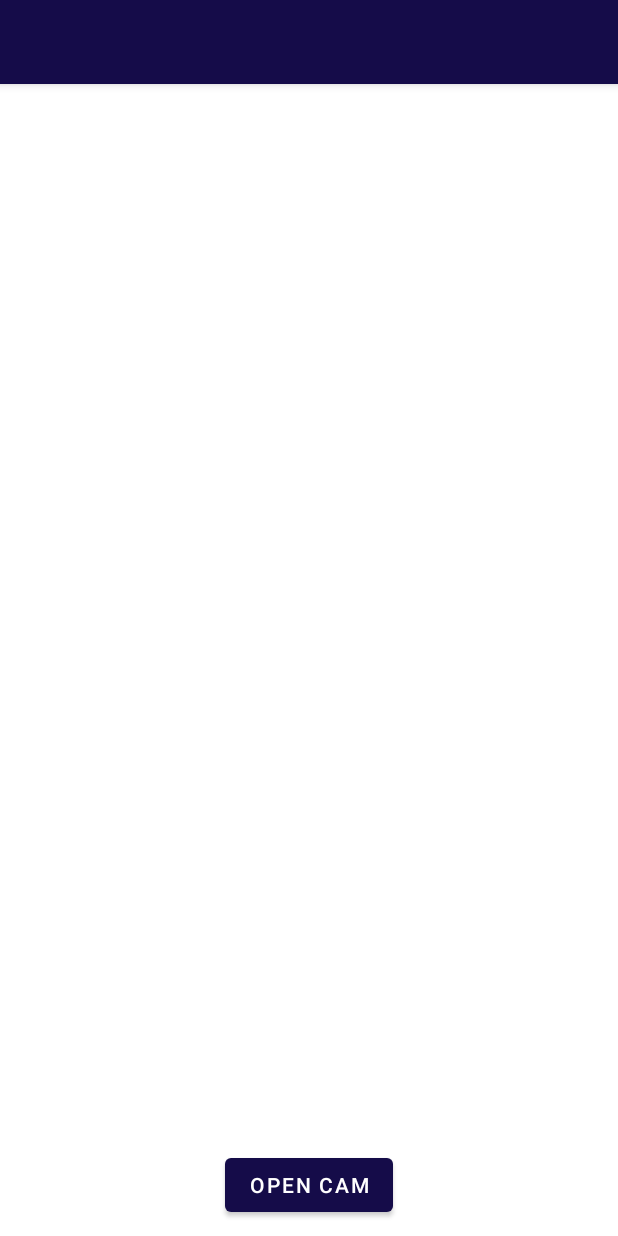
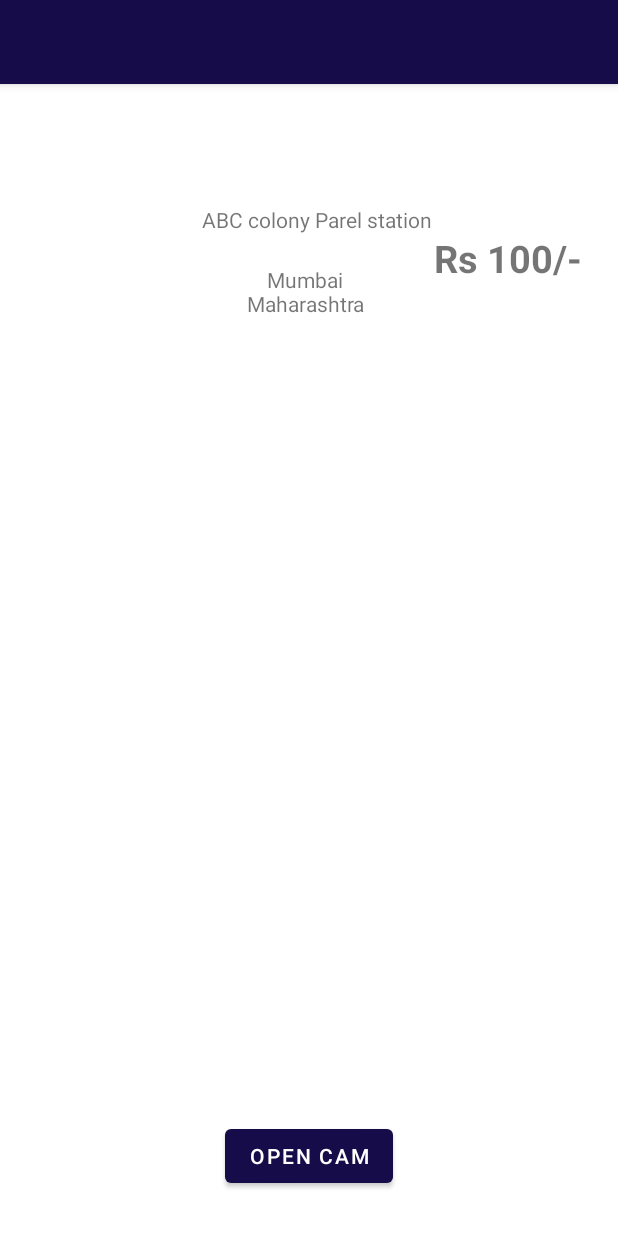
Before and after one commit to DevangShetye/LoginPage2, an Android app: the CameraActivity screen opened directly, with no data from a screen before it, on a phone screen of 412 x 824 dp. Run offline under Robolectric (Android 15) with nearby library versions, the phone set to English and light mode, and no system bars.

Commit message:
7th oct
changes in cameraActivity

```diff
--- /dev/null
+++ b/app/src/main/res/drawable/ic_splash2screen.xml
@@ -0,0 +1,3 @@
+<vector android:autoMirrored="true" android:height="640dp"
+    android:viewportHeight="640" android:viewportWidth="360"
+    android:width="360dp" xmlns:android="http://schemas.android.com/apk/res/android"/>
--- a/app/src/main/res/drawable/limitbutton.xml
+++ b/app/src/main/res/drawable/limitbutton.xml
@@ -1,7 +1,7 @@
 <?xml version="1.0" encoding="utf-8"?>
 <shape xmlns:android="http://schemas.android.com/apk/res/android"
     android:shape="rectangle">
-    <solid android:color="@color/appBackgroundBlue"/>
-    <corners android:radius="6dp"/>
+    <solid android:color="@color/appBackgroundBlue" />
+    <corners android:radius="10dp"/>
 
 </shape>
--- a/app/src/main/res/layout/activity_camera.xml
+++ b/app/src/main/res/layout/activity_camera.xml
@@ -9,18 +9,53 @@
     android:padding="10dp"
     tools:context=".MainActivity">
 
-    <ImageView
-        android:id="@+id/image_view"
-        android:layout_width="match_parent"
-        android:layout_height="0dp"
 
-        android:layout_weight="1" />
+    <LinearLayout
+        android:layout_width="384dp"
+        android:layout_height="162dp"
+        android:orientation="horizontal">
+
+        <ImageView
+            android:id="@+id/image_view"
+            android:layout_width="80dp"
+            android:layout_height="80dp"
+            android:layout_marginLeft="20dp"
+            android:layout_marginTop="40dp" />
+
+        <TextView
+            android:layout_width="wrap_content"
+            android:layout_height="wrap_content"
+            android:layout_marginLeft="20dp"
+            android:layout_marginTop="40dp"
+            android:text="ABC colony Parel station"
+            android:textAlignment="center"/>
+
+        <TextView
+            android:layout_width="132dp"
+            android:layout_height="wrap_content"
+            android:layout_marginLeft="-150dp"
+            android:layout_marginTop="80dp"
+            android:text="Mumbai Maharashtra"
+            android:textAlignment="center" />
+
+        <TextView
+            android:layout_width="wrap_content"
+            android:layout_height="wrap_content"
+            android:layout_marginLeft="20dp"
+            android:layout_marginTop="70dp"
+            android:text="Rs 100/-"
+            android:textSize="25dp"
+            android:textStyle="bold" />
+
+
+
+    </LinearLayout>
 
     <Button
+        android:id="@+id/open_camera"
         android:layout_width="wrap_content"
         android:layout_height="wrap_content"
-        android:id="@+id/open_camera"
-        android:text="OPEN CAM"
-        android:layout_marginTop="10dp"/>
+        android:layout_marginTop="500dp"
+        android:text="OPEN CAM" />
 
 </LinearLayout>
--- a/app/src/main/res/layout/fragment_second.xml
+++ b/app/src/main/res/layout/fragment_second.xml
@@ -14,16 +14,18 @@
         android:layout_marginTop="90dp"
         android:layout_marginLeft="0dp"
         android:layout_marginRight="0dp"
-        android:orientation="vertical">
+        android:orientation="vertical"
+        >
 
         <LinearLayout
             android:layout_width="302dp"
             android:layout_height="wrap_content"
             android:layout_marginStart="50dp"
             android:layout_marginEnd="50dp"
-            android:background="@color/appBackgroundBlue"
+            android:background="@drawable/limitbutton"
             android:gravity="center"
-            android:orientation="vertical">
+            android:orientation="vertical"
+            >
 
             <TextView
                 android:layout_width="270dp"
@@ -76,7 +78,7 @@
             android:layout_marginEnd="50dp"
             android:gravity="center"
             android:orientation="vertical"
-            android:background="@color/appBackgroundBlue"
+            android:background="@drawable/limitbutton"
             >
             <TextView
                 android:layout_width="270dp"
@@ -124,7 +126,7 @@
             android:layout_marginEnd="50dp"
             android:gravity="center"
             android:orientation="vertical"
-            android:background="@color/appBackgroundBlue">
+            android:background="@drawable/limitbutton">
             <TextView
                 android:fontFamily="@font/originalsurfer_regular"
                 android:layout_width="270dp"
```
Also changed, not shown: 1 other file.
